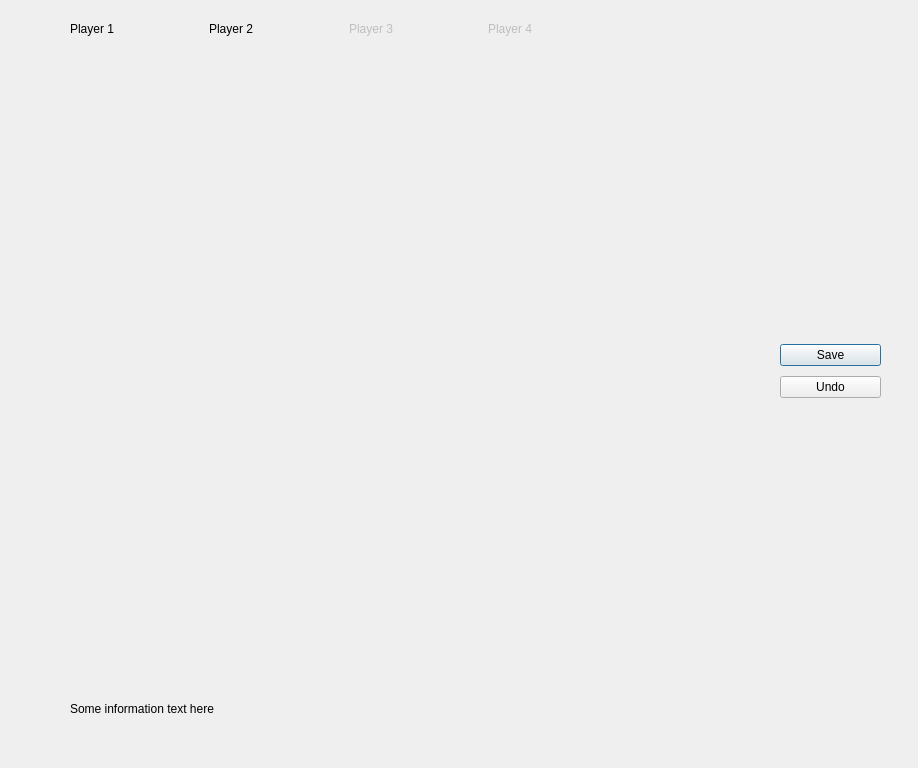
The window that gui/game.ui (Dasio/ICP) describes before a commit, drawn with Qt 5.
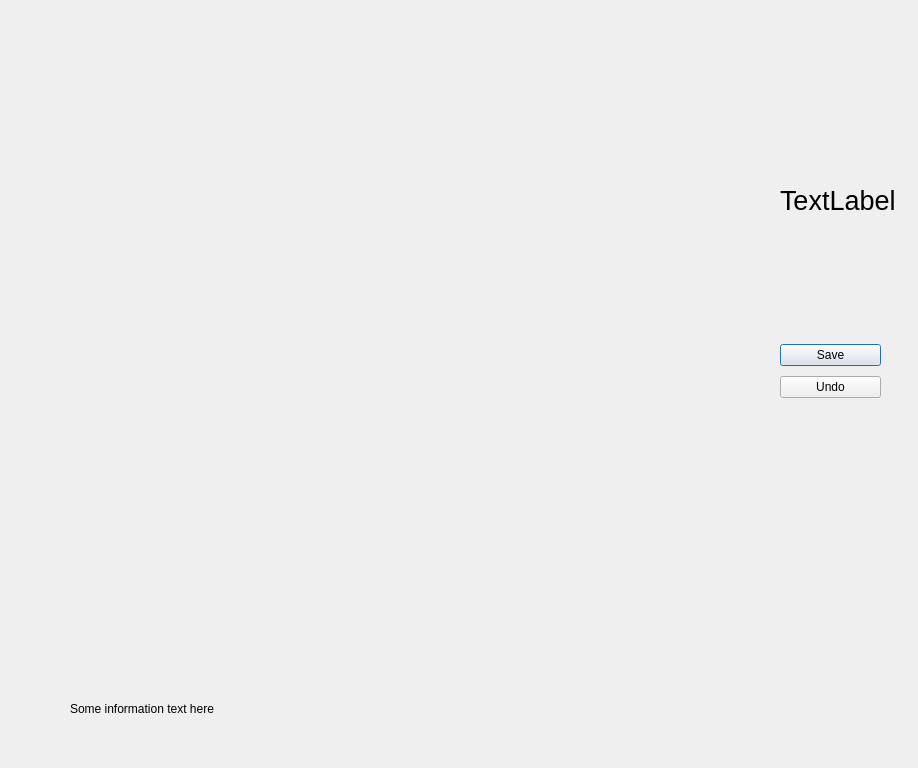
The same window after the commit.

```diff
--- a/gui/game.ui
+++ b/gui/game.ui
@@ -25,13 +25,6 @@
    <layout class="QHBoxLayout" name="horizontalLayout">
     <item>
      <layout class="QVBoxLayout" name="verticalLayout">
-      <item>
-       <widget class="QLabel" name="player1_label">
-        <property name="text">
-         <string>Player 1</string>
-        </property>
-       </widget>
-      </item>
       <item>
        <widget class="QLabel" name="player1Name_label">
         <property name="text">
@@ -50,13 +43,6 @@
     </item>
     <item>
      <layout class="QVBoxLayout" name="verticalLayout_2">
-      <item>
-       <widget class="QLabel" name="player2_label">
-        <property name="text">
-         <string>Player 2</string>
-        </property>
-       </widget>
-      </item>
       <item>
        <widget class="QLabel" name="player2Name_label">
         <property name="text">
@@ -75,16 +61,6 @@
     </item>
     <item>
      <layout class="QVBoxLayout" name="verticalLayout_3">
-      <item>
-       <widget class="QLabel" name="player3_label">
-        <property name="enabled">
-         <bool>false</bool>
-        </property>
-        <property name="text">
-         <string>Player 3</string>
-        </property>
-       </widget>
-      </item>
       <item>
        <widget class="QLabel" name="player3Name_label">
         <property name="text">
@@ -103,16 +79,6 @@
     </item>
     <item>
      <layout class="QVBoxLayout" name="verticalLayout_4">
-      <item>
-       <widget class="QLabel" name="player4_label">
-        <property name="enabled">
-         <bool>false</bool>
-        </property>
-        <property name="text">
-         <string>Player 4</string>
-        </property>
-       </widget>
-      </item>
       <item>
        <widget class="QLabel" name="player4Name_label">
         <property name="text">
@@ -155,6 +121,24 @@
     <string>Some information text here</string>
    </property>
   </widget>
+  <widget class="QLabel" name="actionLabel">
+   <property name="geometry">
+    <rect>
+     <x>780</x>
+     <y>180</y>
+     <width>121</width>
+     <height>41</height>
+    </rect>
+   </property>
+   <property name="font">
+    <font>
+     <pointsize>20</pointsize>
+    </font>
+   </property>
+   <property name="text">
+    <string>TextLabel</string>
+   </property>
+  </widget>
   <widget class="QWidget" name="">
    <property name="geometry">
     <rect>
```
